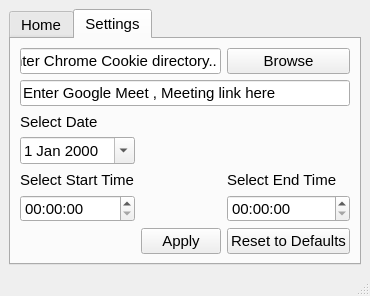
First picture: the form in gui.ui, repository jaysonruz/LazyMeet, before the edit.
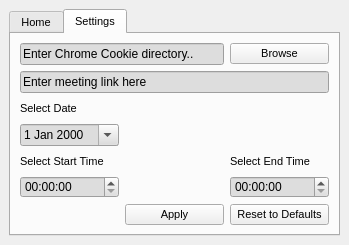
Second picture: the form after the edit. The open tabs and pages were chosen to show the change.

Patch:
```diff
--- a/gui.ui
+++ b/gui.ui
@@ -6,28 +6,68 @@
    <rect>
     <x>0</x>
     <y>0</y>
-    <width>362</width>
-    <height>284</height>
+    <width>349</width>
+    <height>245</height>
    </rect>
   </property>
+  <property name="minimumSize">
+   <size>
+    <width>349</width>
+    <height>245</height>
+   </size>
+  </property>
+  <property name="maximumSize">
+   <size>
+    <width>349</width>
+    <height>245</height>
+   </size>
+  </property>
   <property name="windowTitle">
    <string>LazyMeet</string>
   </property>
   <property name="autoFillBackground">
-   <bool>true</bool>
+   <bool>false</bool>
+  </property>
+  <property name="styleSheet">
+   <string notr="true"/>
   </property>
   <widget class="QWidget" name="centralwidget">
+   <property name="minimumSize">
+    <size>
+     <width>349</width>
+     <height>245</height>
+    </size>
+   </property>
+   <property name="maximumSize">
+    <size>
+     <width>349</width>
+     <height>245</height>
+    </size>
+   </property>
    <layout class="QVBoxLayout" name="verticalLayout">
     <item>
      <widget class="QTabWidget" name="tabWidget">
+      <property name="enabled">
+       <bool>true</bool>
+      </property>
       <property name="font">
        <font>
-        <pointsize>11</pointsize>
+        <family>Segoe UI</family>
+        <pointsize>8</pointsize>
+        <weight>50</weight>
+        <italic>false</italic>
+        <bold>false</bold>
        </font>
       </property>
       <property name="autoFillBackground">
        <bool>false</bool>
       </property>
+      <property name="styleSheet">
+       <string notr="true"/>
+      </property>
+      <property name="tabShape">
+       <enum>QTabWidget::Rounded</enum>
+      </property>
       <property name="currentIndex">
        <number>0</number>
       </property>
@@ -129,15 +169,26 @@
        </layout>
       </widget>
       <widget class="QWidget" name="tab_2">
+       <property name="styleSheet">
+        <string notr="true"/>
+       </property>
        <attribute name="title">
         <string>Settings</string>
        </attribute>
        <layout class="QGridLayout" name="gridLayout">
         <item row="7" column="0">
-         <widget class="QTimeEdit" name="timeEdit_Start"/>
+         <widget class="QTimeEdit" name="timeEdit_Start">
+          <property name="styleSheet">
+           <string notr="true">
+background-color: rgb(221, 221, 221);</string>
+          </property>
+         </widget>
         </item>
         <item row="8" column="1">
          <widget class="QPushButton" name="pushButton_Apply">
+          <property name="styleSheet">
+           <string notr="true"/>
+          </property>
           <property name="text">
            <string>Apply</string>
           </property>
@@ -148,6 +199,10 @@
           <property name="autoFillBackground">
            <bool>false</bool>
           </property>
+          <property name="styleSheet">
+           <string notr="true">
+background-color: rgb(221, 221, 221);</string>
+          </property>
           <property name="text">
            <string>Enter Chrome Cookie directory..</string>
           </property>
@@ -155,13 +210,21 @@
         </item>
         <item row="2" column="0" colspan="3">
          <widget class="QLineEdit" name="lineEdit_meetingLink">
+          <property name="styleSheet">
+           <string notr="true">
+background-color: rgb(221, 221, 221);</string>
+          </property>
           <property name="text">
-           <string>Enter Google Meet , Meeting link here</string>
+           <string>Enter meeting link here</string>
           </property>
          </widget>
         </item>
         <item row="5" column="0">
          <widget class="QDateEdit" name="dateEdit">
+          <property name="styleSheet">
+           <string notr="true">
+background-color: rgb(221, 221, 221);</string>
+          </property>
           <property name="calendarPopup">
            <bool>true</bool>
           </property>
@@ -169,6 +232,9 @@
         </item>
         <item row="8" column="2">
          <widget class="QPushButton" name="pushButton_Reset">
+          <property name="styleSheet">
+           <string notr="true"/>
+          </property>
           <property name="text">
            <string>Reset to Defaults</string>
           </property>
@@ -176,13 +242,21 @@
         </item>
         <item row="0" column="2">
          <widget class="QPushButton" name="pushButton_Browse">
+          <property name="styleSheet">
+           <string notr="true"/>
+          </property>
           <property name="text">
            <string>Browse</string>
           </property>
          </widget>
         </item>
         <item row="7" column="2">
-         <widget class="QTimeEdit" name="timeEdit_End"/>
+         <widget class="QTimeEdit" name="timeEdit_End">
+          <property name="styleSheet">
+           <string notr="true">
+background-color: rgb(221, 221, 221);</string>
+          </property>
+         </widget>
         </item>
         <item row="3" column="0">
          <widget class="QLabel" name="label">
@@ -211,7 +285,6 @@
     </item>
    </layout>
   </widget>
-  <widget class="QStatusBar" name="statusbar"/>
  </widget>
  <resources/>
  <connections/>
```
Left out of the diff: 34 changed lines with no effect on the pictures.
